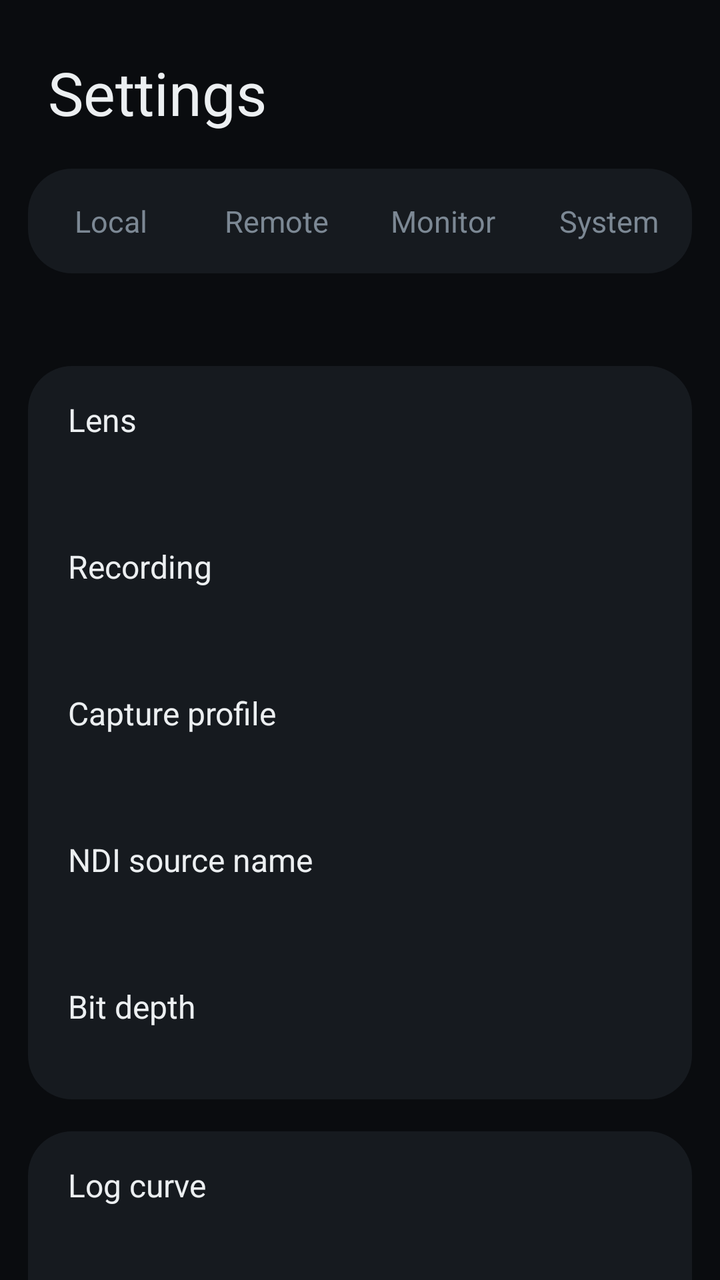
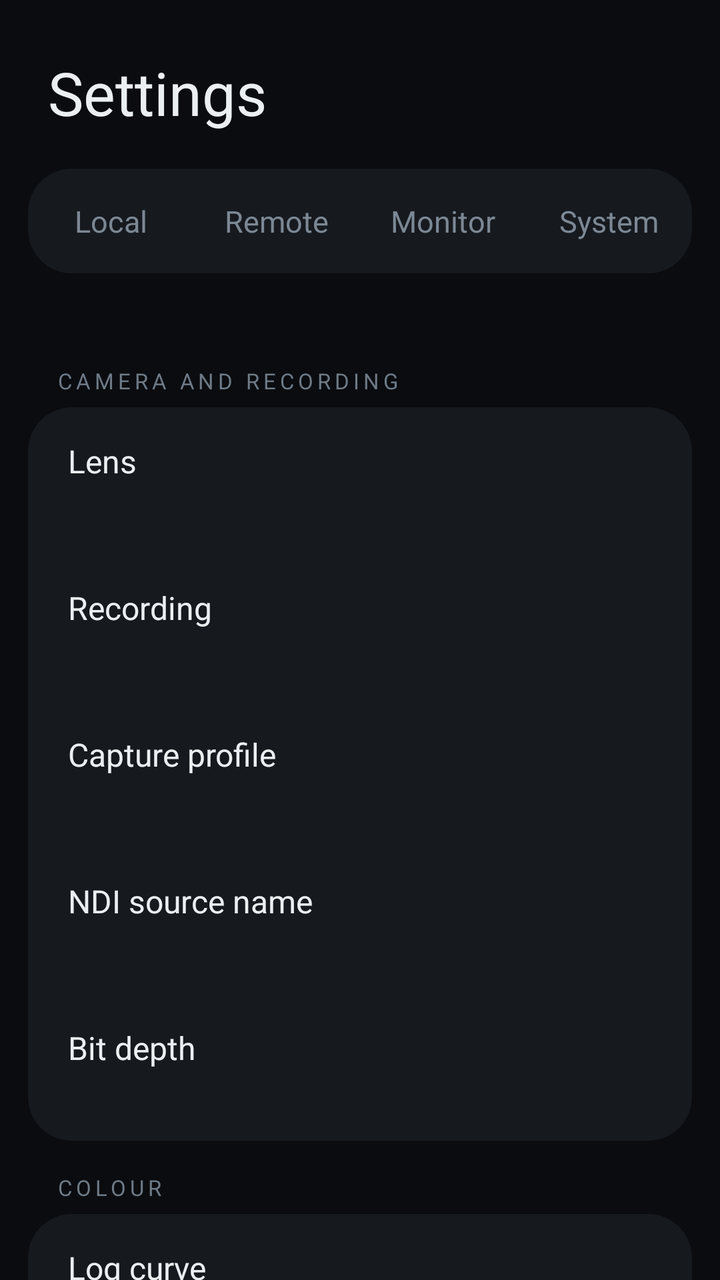

Before-and-after screenshots of an Android layout around one commit, followed by the original layout XML and the change that was made.
<!-- AndroidManifest.xml: application theme Theme.MantraNdi -->
<!-- res/layout/activity_settings.xml -->
<?xml version="1.0" encoding="utf-8"?>
<ScrollView xmlns:android="http://schemas.android.com/apk/res/android"
    android:layout_width="match_parent"
    android:layout_height="match_parent"
    android:background="#0A0C0F"
    android:scrollbars="none">

    <LinearLayout
        android:layout_width="match_parent"
        android:layout_height="wrap_content"
        android:orientation="vertical"
        android:paddingHorizontal="14dp"
        android:paddingTop="26dp"
        android:paddingBottom="30dp">

        <TextView
            android:layout_width="wrap_content"
            android:layout_height="wrap_content"
            android:layout_marginStart="10dp"
            android:layout_marginBottom="18dp"
            android:text="Settings"
            android:textColor="#ECEFF1"
            android:textSize="30sp" />

        
        <LinearLayout
            android:layout_width="match_parent"
            android:layout_height="wrap_content"
            android:orientation="horizontal"
            android:layout_marginBottom="16dp"
            android:background="@drawable/settings_group">

            <TextView android:id="@+id/modeLocal" style="@style/MantraModeTab"
                android:text="Local" />

            <TextView android:id="@+id/modeRemote" style="@style/MantraModeTab"
                android:text="Remote" />

            <TextView android:id="@+id/modeMonitor" style="@style/MantraModeTab"
                android:text="Monitor" />

            <TextView android:id="@+id/modeSystem" style="@style/MantraModeTab"
                android:text="System" />

        </LinearLayout>

        <TextView
            android:id="@+id/modeDetail"
            android:layout_width="match_parent"
            android:layout_height="wrap_content"
            android:layout_marginStart="12dp"
            android:layout_marginBottom="14dp"
            android:textColor="#7C8894"
            android:textSize="12sp" />

        
        <LinearLayout android:id="@+id/groupCapture" style="@style/MantraSettingsGroup">

            <LinearLayout android:id="@+id/rowLens" style="@style/MantraSettingsRow">
                <TextView style="@style/MantraSettingsTitle" android:text="Lens" />
                <TextView android:id="@+id/valueLens" style="@style/MantraSettingsValue" />
            </LinearLayout>

            <LinearLayout android:id="@+id/rowRecording" style="@style/MantraSettingsRow">
                <TextView style="@style/MantraSettingsTitle" android:text="Recording" />
                <TextView android:id="@+id/valueRecording" style="@style/MantraSettingsValue" />
            </LinearLayout>

            <LinearLayout android:id="@+id/rowProfile" style="@style/MantraSettingsRow">
                <TextView style="@style/MantraSettingsTitle" android:text="Capture profile" />
                <TextView android:id="@+id/valueProfile" style="@style/MantraSettingsValue" />
            </LinearLayout>

            <LinearLayout android:id="@+id/rowSourceName" style="@style/MantraSettingsRow">
                <TextView style="@style/MantraSettingsTitle" android:text="NDI source name" />
                <TextView android:id="@+id/valueSourceName" style="@style/MantraSettingsValue" />
            </LinearLayout>

            <LinearLayout android:id="@+id/rowBitDepth" style="@style/MantraSettingsRow">
                <TextView style="@style/MantraSettingsTitle" android:text="Bit depth" />
                <TextView android:id="@+id/valueBitDepth" style="@style/MantraSettingsValue" />
            </LinearLayout>

        </LinearLayout>

        
        <LinearLayout android:id="@+id/groupColour" style="@style/MantraSettingsGroup">

            <LinearLayout android:id="@+id/rowLogCurve" style="@style/MantraSettingsRow">
                <TextView style="@style/MantraSettingsTitle" android:text="Log curve" />
                <TextView android:id="@+id/valueLogCurve" style="@style/MantraSettingsValue" />
            </LinearLayout>

            <LinearLayout android:id="@+id/rowExportLut" style="@style/MantraSettingsRow">
                <TextView style="@style/MantraSettingsTitle" android:text="Export LUT" />
                <TextView android:id="@+id/valueExportLut" style="@style/MantraSettingsValue"
                    android:text="Generated on demand, no files stored" />
            </LinearLayout>

            <LinearLayout android:id="@+id/rowLoadLut" style="@style/MantraSettingsRow">
                <TextView style="@style/MantraSettingsTitle" android:text="Monitor LUT" />
                <TextView android:id="@+id/valueLoadLut" style="@style/MantraSettingsValue"
                    android:text="None loaded" />
            </LinearLayout>

        </LinearLayout>

        
        <LinearLayout android:id="@+id/groupDisplay" style="@style/MantraSettingsGroup">

            <LinearLayout android:id="@+id/rowFocusBox" style="@style/MantraSettingsRow">
                <TextView style="@style/MantraSettingsTitle" android:text="Focus box size" />
                <TextView android:id="@+id/valueFocusBox" style="@style/MantraSettingsValue" />
            </LinearLayout>

            <LinearLayout android:id="@+id/rowAiFocus" style="@style/MantraSettingsRow">
                <TextView style="@style/MantraSettingsTitle" android:text="AI focus key" />
                <TextView android:id="@+id/valueAiFocus" style="@style/MantraSettingsValue" />
            </LinearLayout>

            <LinearLayout android:id="@+id/rowFocusTiming" style="@style/MantraSettingsRow">
                <TextView style="@style/MantraSettingsTitle" android:text="Focus hold and rack" />
                <TextView android:id="@+id/valueFocusTiming" style="@style/MantraSettingsValue" />
            </LinearLayout>

            <LinearLayout android:id="@+id/rowWaveform" style="@style/MantraSettingsRow">
                <TextView style="@style/MantraSettingsTitle" android:text="Waveform" />
                <TextView android:id="@+id/valueWaveform" style="@style/MantraSettingsValue" />
            </LinearLayout>

            <LinearLayout android:id="@+id/rowScreen" style="@style/MantraSettingsRow">
                <TextView style="@style/MantraSettingsTitle" android:text="Screen and battery" />
                <TextView android:id="@+id/valueScreen" style="@style/MantraSettingsValue" />
            </LinearLayout>

            <LinearLayout android:id="@+id/rowTimecode" style="@style/MantraSettingsRow">
                <TextView style="@style/MantraSettingsTitle" android:text="Timecode" />
                <TextView android:id="@+id/valueTimecode" style="@style/MantraSettingsValue" />
            </LinearLayout>

            <LinearLayout android:id="@+id/rowNetwork" style="@style/MantraSettingsRow">
                <TextView style="@style/MantraSettingsTitle" android:text="NDI network test" />
                <TextView style="@style/MantraSettingsValue"
                    android:text="Why two phones cannot see each other" />
            </LinearLayout>

            <LinearLayout android:id="@+id/rowHistogram" style="@style/MantraSettingsRow">
                <TextView style="@style/MantraSettingsTitle" android:text="Vectorscope" />
                <TextView android:id="@+id/valueHistogram" style="@style/MantraSettingsValue" />
            </LinearLayout>

            <LinearLayout android:id="@+id/rowStabilisation" style="@style/MantraSettingsRow">
                <TextView style="@style/MantraSettingsTitle" android:text="Stabilisation" />
                <TextView android:id="@+id/valueStabilisation" style="@style/MantraSettingsValue" />
            </LinearLayout>

        </LinearLayout>

        
        <LinearLayout android:id="@+id/groupDevice" style="@style/MantraSettingsGroup">

            <LinearLayout android:id="@+id/rowCamera" style="@style/MantraSettingsRow">
                <TextView style="@style/MantraSettingsTitle" android:text="Camera" />
                <TextView android:id="@+id/valueCamera" style="@style/MantraSettingsValue" />
            </LinearLayout>

            <LinearLayout android:id="@+id/rowKeys" style="@style/MantraSettingsRow">
                <TextView style="@style/MantraSettingsTitle" android:text="Hardware keys" />
                <TextView android:id="@+id/valueKeys" style="@style/MantraSettingsValue" />
            </LinearLayout>

            <LinearLayout android:id="@+id/rowDetect" style="@style/MantraSettingsRow">
                <TextView style="@style/MantraSettingsTitle" android:text="Detect camera features" />
                <TextView style="@style/MantraSettingsValue"
                    android:text="Every camera, what it records, encoders, storage" />
            </LinearLayout>

            <LinearLayout android:id="@+id/rowAbout" style="@style/MantraSettingsRow">
                <TextView style="@style/MantraSettingsTitle" android:text="About" />
                <TextView android:id="@+id/valueAbout" style="@style/MantraSettingsValue" />
            </LinearLayout>

        </LinearLayout>

        <TextView
            android:layout_width="match_parent"
            android:layout_height="wrap_content"
            android:layout_marginHorizontal="12dp"
            android:layout_marginTop="18dp"
            android:autoLink="web"
            android:text="Powered by NDI®  https://ndi.video\nNDI® is a registered trademark of Vizrt NDI AB"
            android:textColor="#4A555F"
            android:textSize="9sp" />

    </LinearLayout>

</ScrollView>
<!-- resources referenced by this layout -->
<resources>
  <!-- drawable settings_group (drawable) -->
  <?xml version="1.0" encoding="utf-8"?>
  <shape xmlns:android="http://schemas.android.com/apk/res/android"
      android:shape="rectangle">
      <solid android:color="#161A1F" />
      <corners android:radius="22dp" />
  </shape>
  <style name="MantraModeTab">
          <item name="android:layout_width">0dp</item>
          <item name="android:layout_height">wrap_content</item>
          <item name="android:layout_weight">1</item>
          <item name="android:gravity">center</item>
          <item name="android:paddingVertical">16dp</item>
          <item name="android:textSize">15sp</item>
          <item name="android:textColor">#7C8894</item>
          <item name="android:background">?android:attr/selectableItemBackground</item>
          <item name="android:clickable">true</item>
          <item name="android:focusable">true</item>
      </style>
  <style name="MantraSettingsGroup">
          <item name="android:layout_width">match_parent</item>
          <item name="android:layout_height">wrap_content</item>
          <item name="android:orientation">vertical</item>
          <item name="android:layout_marginBottom">16dp</item>
          <item name="android:background">@drawable/settings_group</item>
      </style>
  <style name="MantraSettingsRow">
          <item name="android:layout_width">match_parent</item>
          <item name="android:layout_height">wrap_content</item>
          <item name="android:orientation">vertical</item>
          <item name="android:paddingHorizontal">20dp</item>
          <item name="android:paddingVertical">16dp</item>
          <item name="android:background">?android:attr/selectableItemBackground</item>
          <item name="android:clickable">true</item>
          <item name="android:focusable">true</item>
      </style>
  <style name="MantraSettingsTitle">
          <item name="android:layout_width">match_parent</item>
          <item name="android:layout_height">wrap_content</item>
          <item name="android:textColor">#ECEFF1</item>
          <item name="android:textSize">16sp</item>
      </style>
  <style name="MantraSettingsValue">
          <item name="android:layout_width">match_parent</item>
          <item name="android:layout_height">wrap_content</item>
          <item name="android:layout_marginTop">2dp</item>
          <item name="android:textColor">#7C8894</item>
          <item name="android:textSize">13sp</item>
      </style>
  <style name="Theme.MantraNdi" parent="Theme.MaterialComponents.DayNight.NoActionBar">
          <item name="colorPrimary">#E7A44C</item>
          <item name="colorPrimaryDark">#8A5F22</item>
          <item name="colorAccent">#E7A44C</item>
          <item name="android:windowBackground">#05070A</item>
      </style>
</resources>

<!-- the commit's change to res/layout/activity_settings.xml (unified diff, before → after) -->
@@ -54,6 +54,9 @@
             android:textSize="12sp" />
 
         
+        <TextView android:id="@+id/sectionTitle_groupCapture" style="@style/MantraSectionTitle"
+            android:text="Camera and recording" />
+
         <LinearLayout android:id="@+id/groupCapture" style="@style/MantraSettingsGroup">
 
             <LinearLayout android:id="@+id/rowLens" style="@style/MantraSettingsRow">
@@ -84,6 +87,9 @@
         </LinearLayout>
 
         
+        <TextView android:id="@+id/sectionTitle_groupColour" style="@style/MantraSectionTitle"
+            android:text="Colour" />
+
         <LinearLayout android:id="@+id/groupColour" style="@style/MantraSettingsGroup">
 
             <LinearLayout android:id="@+id/rowLogCurve" style="@style/MantraSettingsRow">
@@ -106,6 +112,9 @@
         </LinearLayout>
 
         
+        <TextView android:id="@+id/sectionTitle_groupDisplay" style="@style/MantraSectionTitle"
+            android:text="Scopes and overlays" />
+
         <LinearLayout android:id="@+id/groupDisplay" style="@style/MantraSettingsGroup">
 
             <LinearLayout android:id="@+id/rowFocusBox" style="@style/MantraSettingsRow">
@@ -157,6 +166,26 @@
         </LinearLayout>
 
         
+        <TextView android:id="@+id/sectionTitle_groupTimecode" style="@style/MantraSectionTitle"
+            android:text="Timecode" />
+
+        <LinearLayout android:id="@+id/groupTimecode" style="@style/MantraSettingsGroup">
+
+            <LinearLayout android:id="@+id/rowTimecodeSync" style="@style/MantraSettingsRow">
+                <TextView style="@style/MantraSettingsTitle" android:text="Sync" />
+                <TextView android:id="@+id/valueTimecodeSync" style="@style/MantraSettingsValue" />
+            </LinearLayout>
+
+            <LinearLayout android:id="@+id/rowTimecodeBurn" style="@style/MantraSettingsRow">
+                <TextView style="@style/MantraSettingsTitle" android:text="Burn-in" />
+                <TextView android:id="@+id/valueTimecodeBurn" style="@style/MantraSettingsValue" />
+            </LinearLayout>
+
+        </LinearLayout>
+
+        <TextView android:id="@+id/sectionTitle_groupDevice" style="@style/MantraSectionTitle"
+            android:text="This phone" />
+
         <LinearLayout android:id="@+id/groupDevice" style="@style/MantraSettingsGroup">
 
             <LinearLayout android:id="@+id/rowCamera" style="@style/MantraSettingsRow">
<!-- resource entries referenced after the edit -->
@@ -18,6 +18,16 @@
           <item name="android:background">?android:attr/selectableItemBackground</item>
           <item name="android:clickable">true</item>
           <item name="android:focusable">true</item>
+      </style>
+  <style name="MantraSectionTitle">
+          <item name="android:layout_width">match_parent</item>
+          <item name="android:layout_height">wrap_content</item>
+          <item name="android:layout_marginStart">14dp</item>
+          <item name="android:layout_marginBottom">6dp</item>
+          <item name="android:textSize">11sp</item>
+          <item name="android:letterSpacing">0.18</item>
+          <item name="android:textColor">#6E7A86</item>
+          <item name="android:textAllCaps">true</item>
       </style>
   <style name="MantraSettingsGroup">
           <item name="android:layout_width">match_parent</item>
